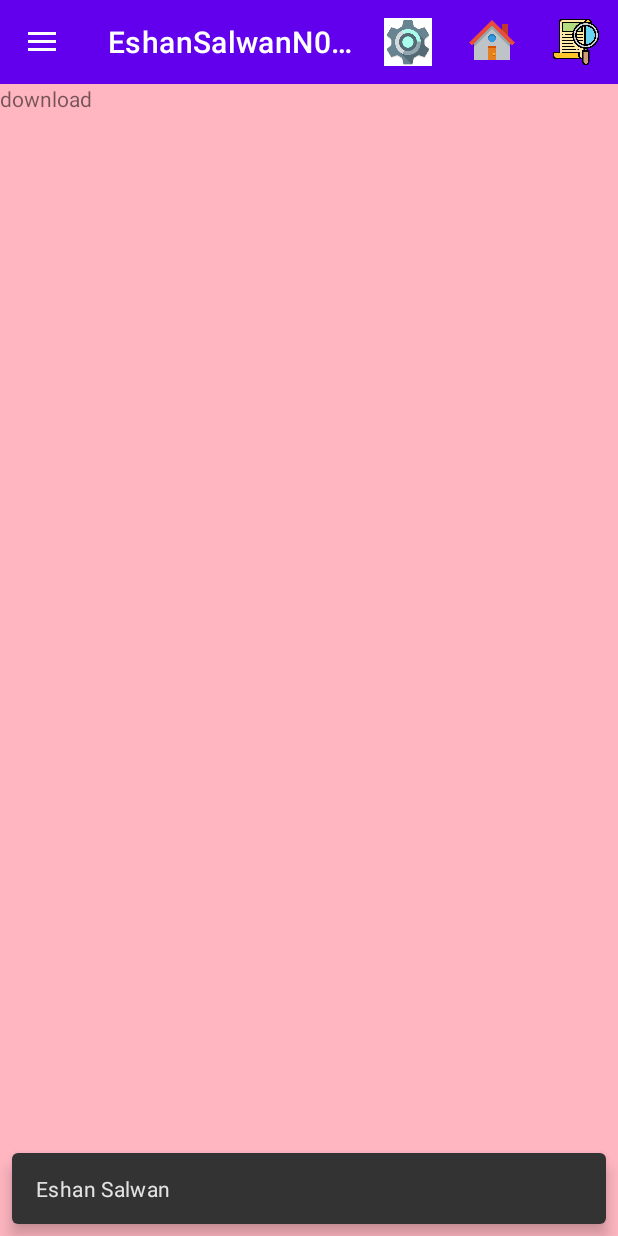
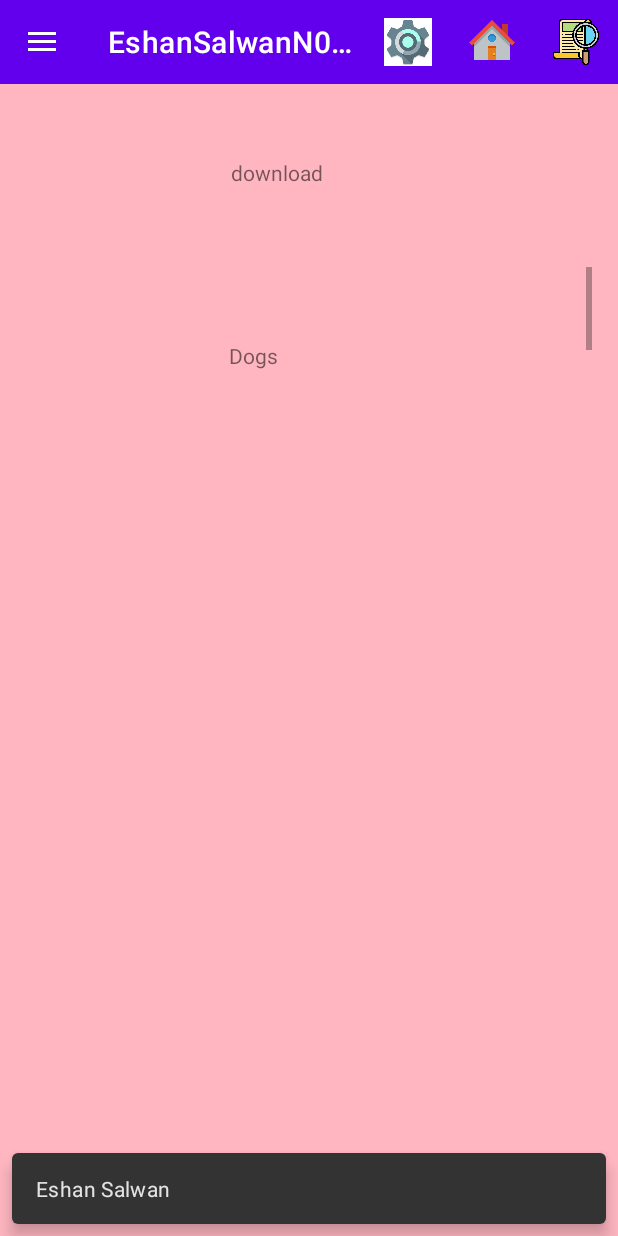
Before and after one commit to EshanSalwan2232/EshanSalwanAssign4, an Android app: the screen it shows after launch (EshanActivity), in the side drawer, after a tap on "Download", on a phone screen of 412 x 824 dp. Run offline under Robolectric (Android 15) with nearby library versions, the phone set to English and light mode, and no system bars.

Commit message:
worked on download fragment

```diff
--- a/app/build.gradle
+++ b/app/build.gradle
@@ -29,6 +29,7 @@ android {
 
 dependencies {
 
+    implementation "androidx.preference:preference:1.2.0"
     implementation 'androidx.appcompat:appcompat:1.4.2'
     implementation 'com.google.android.material:material:1.6.1'
     implementation 'androidx.constraintlayout:constraintlayout:2.1.4'
--- a/app/src/main/java/eshan/salwan/n01422232/EshanActivity.java
+++ b/app/src/main/java/eshan/salwan/n01422232/EshanActivity.java
@@ -12,8 +12,10 @@ import androidx.fragment.app.Fragment;
 
 import android.content.DialogInterface;
 import android.content.Intent;
+import android.content.SharedPreferences;
 import android.net.Uri;
 import android.os.Bundle;
+import android.preference.PreferenceManager;
 import android.view.Menu;
 import android.view.MenuInflater;
 import android.view.MenuItem;
@@ -46,7 +48,7 @@ public class EshanActivity extends AppCompatActivity implements NavigationView.O
 
         if (this.eshan_home == null) this.eshan_home = EshanHome.newInstance();
         startTransactionFragment(this.eshan_home);
-    }
+        }
 
     @Override
     public void onBackPressed() {
--- a/app/src/main/java/eshan/salwan/n01422232/SalwanDownload.java
+++ b/app/src/main/java/eshan/salwan/n01422232/SalwanDownload.java
@@ -1,5 +1,6 @@
 package eshan.salwan.n01422232;
 
+import android.app.Activity;
 import android.os.Bundle;
 
 import androidx.fragment.app.Fragment;
@@ -7,13 +8,17 @@ import androidx.fragment.app.Fragment;
 import android.view.LayoutInflater;
 import android.view.View;
 import android.view.ViewGroup;
+import android.widget.AdapterView;
+import android.widget.ArrayAdapter;
+import android.widget.ListView;
+import android.widget.Toast;
 
 /**
  * A simple {@link Fragment} subclass.
  * Use the {@link SalwanDownload#newInstance} factory method to
  * create an instance of this fragment.
  */
-public class SalwanDownload extends Fragment {
+public class SalwanDownload extends Fragment implements AdapterView.OnItemClickListener {
 
     // TODO: Rename parameter arguments, choose names that match
     // the fragment initialization parameters, e.g. ARG_ITEM_NUMBER
@@ -45,16 +50,47 @@ public class SalwanDownload extends Fragment {
     @Override
     public void onCreate(Bundle savedInstanceState) {
         super.onCreate(savedInstanceState);
+        activity = getActivity();
         if (getArguments() != null) {
             mParam1 = getArguments().getString(ARG_PARAM1);
             mParam2 = getArguments().getString(ARG_PARAM2);
         }
     }
 
+    String downloadList[] = {"Dogs", "Flowers", "Planets"};
+    Activity activity;
+    ListView productListView;
+    ArrayAdapter<String> productListAdapter;
+
     @Override
     public View onCreateView(LayoutInflater inflater, ViewGroup container,
                              Bundle savedInstanceState) {
         // Inflate the layout for this fragment
-        return inflater.inflate(R.layout.salwan_download, container, false);
+        View view = inflater.inflate(R.layout.salwan_download, container, false);
+
+        productListView = (ListView) view.findViewById(R.id.listView);
+
+        productListAdapter = new ArrayAdapter<String>(activity, R.layout.salwan_download, R.id.textView4, downloadList);
+        productListView.setAdapter(productListAdapter);
+        productListView.setOnItemClickListener(this);
+
+
+        return view;
+    }
+
+    @Override
+    public void onItemClick(AdapterView<?> parent, View view, int position,
+                            long id) {
+
+        //Product product = (Product) parent.getItemAtPosition(position);
+        Toast.makeText(activity, "you clicked on: " + downloadList[position], Toast.LENGTH_SHORT).show();
+
+        if (position == 0){
+            //code
+        }else if(position == 1){
+            //code
+        }else {
+            //code
+        }
     }
 }
--- a/app/src/main/res/layout/eshan_home.xml
+++ b/app/src/main/res/layout/eshan_home.xml
@@ -35,7 +35,7 @@
         app:layout_constraintTop_toTopOf="parent" />
 
     <EditText
-        android:id="@+id/editTextTextPersonName"
+        android:id="@+id/editText"
         android:layout_width="wrap_content"
         android:layout_height="wrap_content"
         android:layout_marginStart="100dp"
--- a/app/src/main/res/layout/salwan_download.xml
+++ b/app/src/main/res/layout/salwan_download.xml
@@ -1,15 +1,39 @@
 <?xml version="1.0" encoding="utf-8"?>
-<FrameLayout xmlns:android="http://schemas.android.com/apk/res/android"
+<androidx.constraintlayout.widget.ConstraintLayout xmlns:android="http://schemas.android.com/apk/res/android"
+    xmlns:app="http://schemas.android.com/apk/res-auto"
     xmlns:tools="http://schemas.android.com/tools"
-    android:background="@color/pink"
+    android:id="@+id/frameLayout5"
     android:layout_width="match_parent"
     android:layout_height="match_parent"
+    android:background="@color/pink"
     tools:context=".SalwanDownload">
 
     <!-- TODO: Update blank fragment layout -->
     <TextView
-        android:layout_width="match_parent"
-        android:layout_height="match_parent"
-        android:text="download" />
+        android:id="@+id/textView4"
+        android:layout_width="98dp"
+        android:layout_height="35dp"
+        android:layout_marginStart="153dp"
+        android:layout_marginTop="49dp"
+        android:layout_marginEnd="160dp"
+        android:text="download"
+        app:layout_constraintEnd_toEndOf="parent"
+        app:layout_constraintStart_toStartOf="parent"
+        app:layout_constraintTop_toTopOf="parent" />
 
-</FrameLayout>
+    <ListView
+        android:layout_width="400dp"
+        android:layout_height="258dp"
+        android:layout_marginStart="4dp"
+        android:layout_marginTop="112dp"
+        android:layout_marginEnd="7dp"
+        android:id="@+id/listView"
+        android:dividerHeight="5dp"
+        android:drawSelectorOnTop="true"
+        android:footerDividersEnabled="false"
+        android:padding="10dp"
+        app:layout_constraintEnd_toEndOf="parent"
+        app:layout_constraintStart_toStartOf="parent"
+        app:layout_constraintTop_toTopOf="parent" />
+
+</androidx.constraintlayout.widget.ConstraintLayout>
--- a/settings.gradle
+++ b/settings.gradle
@@ -14,3 +14,4 @@ dependencyResolutionManagement {
 }
 rootProject.name = "EshanAssign4"
 include ':app'
+include ':SharedPreferencesFavorites'
```
Also changed, not shown: app/src/main/java/eshan/salwan/n01422232/EshanHome.java (+46 -3 lines).
